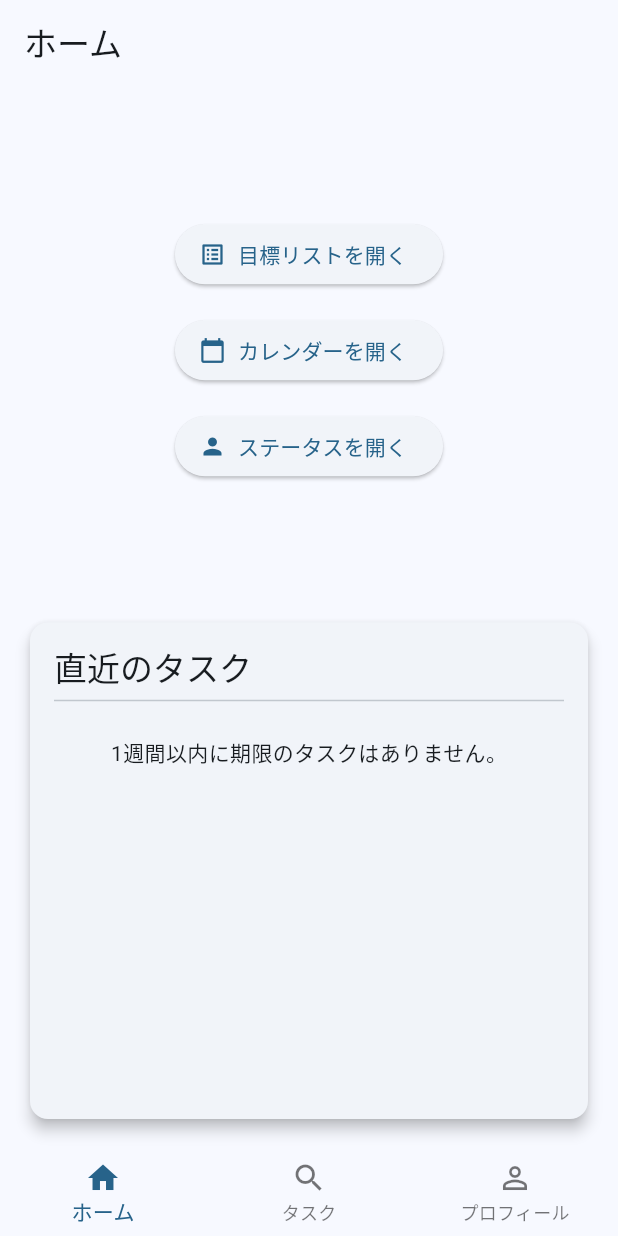
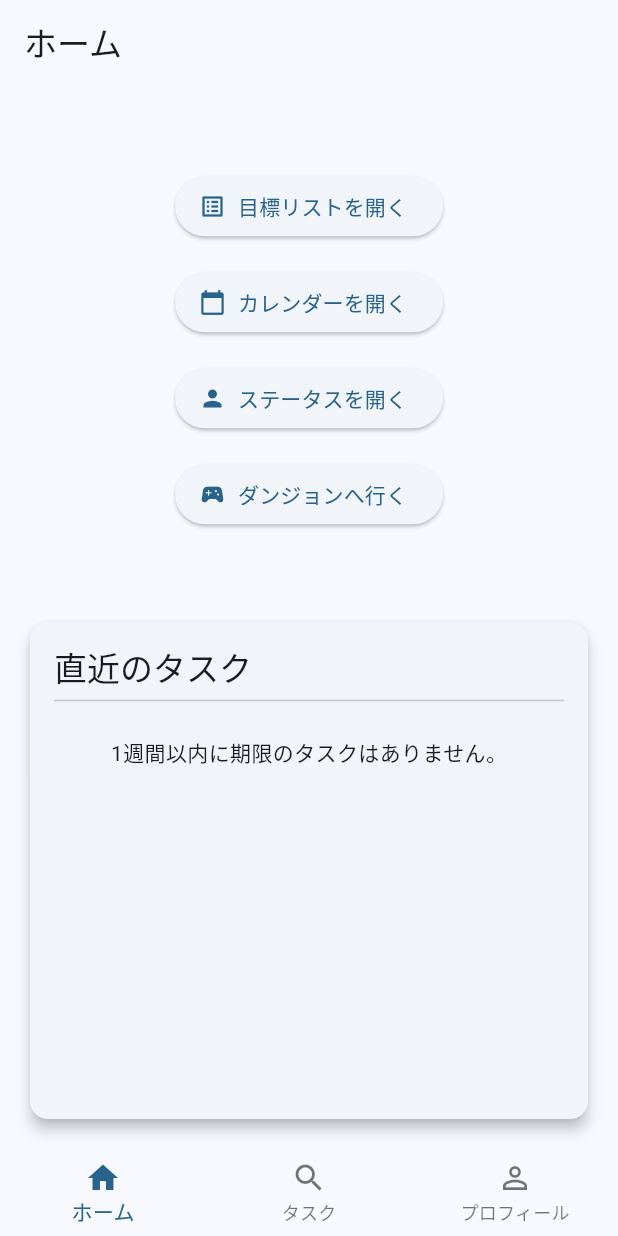
Before and after one commit to 9970628/syuukatusensi, a Flutter app: the screen it shows after launch, on a phone screen of 412 x 824 dp. Run offline on Flutter 3.47's test engine with Material 3 defaults, Android fonts, the phone set to English and light mode, and no system bars; our stand-ins replace device_preview, go_router.

Commit message:
ダンジョンへ行くボタンを追加と押した後の一時的な画面

```diff
--- a/lib/config/router.dart
+++ b/lib/config/router.dart
@@ -5,6 +5,7 @@ import 'package:sennsi_app/screens/home_screen.dart';
 import 'package:sennsi_app/screens/login_screen.dart';
 import 'package:sennsi_app/screens/status_screen.dart';
 import 'package:sennsi_app/screens/task_list_screen.dart';
+import 'package:sennsi_app/screens/game_screen.dart';
 import '../widgets/shell.dart';
 
 final _rootNavigatorKey = GlobalKey<NavigatorState>();
@@ -44,6 +45,10 @@ final router = GoRouter(
       path: '/login',
       builder: (context, state) => const  LoginScreen(),
     ),
+    GoRoute(
+      path: '/game',
+      builder: (context, state) => const GameScreen(),
+    ),
   ],
   // リダイレクト処理
   redirect: (context, state) async {
--- a/lib/screens/home_screen.dart
+++ b/lib/screens/home_screen.dart
@@ -12,7 +12,10 @@ import 'package:go_router/go_router.dart';
 class HomeScreen extends StatelessWidget {
   const HomeScreen({super.key});
 
-  List<Widget> _buildUpcomingTasks(BuildContext context, List<MediumGoal> mediumGoals) {
+  List<Widget> _buildUpcomingTasks(
+    BuildContext context,
+    List<MediumGoal> mediumGoals,
+  ) {
     final List<Widget> upcomingTaskWidgets = [];
     final now = DateTime.now();
     final startOfToday = DateTime(now.year, now.month, now.day);
@@ -21,38 +24,72 @@ class HomeScreen extends StatelessWidget {
     final List<Map<String, dynamic>> tasksToSort = [];
 
     for (var mGoal in mediumGoals) {
-      if (mGoal.deadline != null && !mGoal.deadline!.isBefore(startOfToday) && mGoal.deadline!.isBefore(oneWeekFromNow)) {
+      if (mGoal.deadline != null &&
+          !mGoal.deadline!.isBefore(startOfToday) &&
+          mGoal.deadline!.isBefore(oneWeekFromNow)) {
         tasksToSort.add({'goal': mGoal, 'type': 'medium'});
       }
       for (var sGoal in mGoal.smallGoals) {
-        if (!sGoal.isCompleted && sGoal.deadline != null && !sGoal.deadline!.isBefore(startOfToday) && sGoal.deadline!.isBefore(oneWeekFromNow)) {
-          tasksToSort.add({'goal': sGoal, 'type': 'small', 'parentTitle': mGoal.title});
+        if (!sGoal.isCompleted &&
+            sGoal.deadline != null &&
+            !sGoal.deadline!.isBefore(startOfToday) &&
+            sGoal.deadline!.isBefore(oneWeekFromNow)) {
+          tasksToSort.add({
+            'goal': sGoal,
+            'type': 'small',
+            'parentTitle': mGoal.title,
+          });
         }
       }
     }
 
-    tasksToSort.sort((a, b) => (a['goal'].deadline as DateTime).compareTo(b['goal'].deadline as DateTime));
+    tasksToSort.sort(
+      (a, b) => (a['goal'].deadline as DateTime).compareTo(
+        b['goal'].deadline as DateTime,
+      ),
+    );
 
     for (var taskData in tasksToSort) {
       if (taskData['type'] == 'medium') {
         MediumGoal goal = taskData['goal'];
-        upcomingTaskWidgets.add(ListTile(leading: const Icon(Icons.star, color: Colors.amber), title: Text(goal.title), subtitle: Text('期限: ${DateFormat('M/d(E)', 'ja').format(goal.deadline!)}')));
+        upcomingTaskWidgets.add(
+          ListTile(
+            leading: const Icon(Icons.star, color: Colors.amber),
+            title: Text(goal.title),
+            subtitle: Text(
+              '期限: ${DateFormat('M/d(E)', 'ja').format(goal.deadline!)}',
+            ),
+          ),
+        );
       } else if (taskData['type'] == 'small') {
         SmallGoal goal = taskData['goal'];
         String parentTitle = taskData['parentTitle'];
-        upcomingTaskWidgets.add(ListTile(leading: const Icon(Icons.check_box_outline_blank), title: Text(goal.title), subtitle: Text('$parentTitle / 期限: ${DateFormat('M/d(E)', 'ja').format(goal.deadline!)}')));
+        upcomingTaskWidgets.add(
+          ListTile(
+            leading: const Icon(Icons.check_box_outline_blank),
+            title: Text(goal.title),
+            subtitle: Text(
+              '$parentTitle / 期限: ${DateFormat('M/d(E)', 'ja').format(goal.deadline!)}',
+            ),
+          ),
+        );
       }
     }
-    if (upcomingTaskWidgets.isEmpty) { return [const Padding(padding: EdgeInsets.all(16.0), child: Center(child: Text('1週間以内に期限のタスクはありません。')))]; }
+    if (upcomingTaskWidgets.isEmpty) {
+      return [
+        const Padding(
+          padding: EdgeInsets.all(16.0),
+          child: Center(child: Text('1週間以内に期限のタスクはありません。')),
+        ),
+      ];
+    }
     return upcomingTaskWidgets;
   }
 
   @override
   Widget build(BuildContext context) {
     return Scaffold(
-      appBar: AppBar(
-        title: const Text('ホーム'),
-      ),
+      appBar: AppBar(title: const Text('ホーム')),
       body: Consumer<GoalModel>(
         builder: (context, goalModel, child) {
           return Column(
@@ -79,12 +116,25 @@ class HomeScreen extends StatelessWidget {
                           context.go('/calendar');
                         },
                       ),
-                       const SizedBox(height: 16),
-                       ElevatedButton.icon(
+                      const SizedBox(height: 16),
+                      ElevatedButton.icon(
                         icon: const Icon(Icons.person),
                         label: const Text('ステータスを開く'),
                         onPressed: () {
-                          Navigator.push(context, MaterialPageRoute(builder: (context) => const StatusScreen()));
+                          Navigator.push(
+                            context,
+                            MaterialPageRoute(
+                              builder: (context) => const StatusScreen(),
+                            ),
+                          );
+                        },
+                      ),
+                      const SizedBox(height: 16),
+                      ElevatedButton.icon(
+                        icon: const Icon(Icons.sports_esports),
+                        label: const Text('ダンジョンへ行く'),
+                        onPressed: () {
+                          context.go('/game');
                         },
                       ),
                     ],
@@ -103,9 +153,19 @@ class HomeScreen extends StatelessWidget {
                       child: Column(
                         crossAxisAlignment: CrossAxisAlignment.start,
                         children: [
-                          Text('直近のタスク', style: Theme.of(context).textTheme.titleLarge),
+                          Text(
+                            '直近のタスク',
+                            style: Theme.of(context).textTheme.titleLarge,
+                          ),
                           const Divider(),
-                          Expanded(child: ListView(children: _buildUpcomingTasks(context, goalModel.mediumGoals))),
+                          Expanded(
+                            child: ListView(
+                              children: _buildUpcomingTasks(
+                                context,
+                                goalModel.mediumGoals,
+                              ),
+                            ),
+                          ),
                         ],
                       ),
                     ),
--- a/pubspec.yaml
+++ b/pubspec.yaml
@@ -94,3 +94,5 @@ flutter:
   #
   # For details regarding fonts from package dependencies,
   # see https://flutter.dev/to/font-from-package
+  assets:
+    - assets/images/backgrounds/tmp.jpg
```
Also changed, not shown: lib/screens/game_screen.dart (added, +49 -0 lines), assets/images/backgrounds/tmp.jpg (added).
